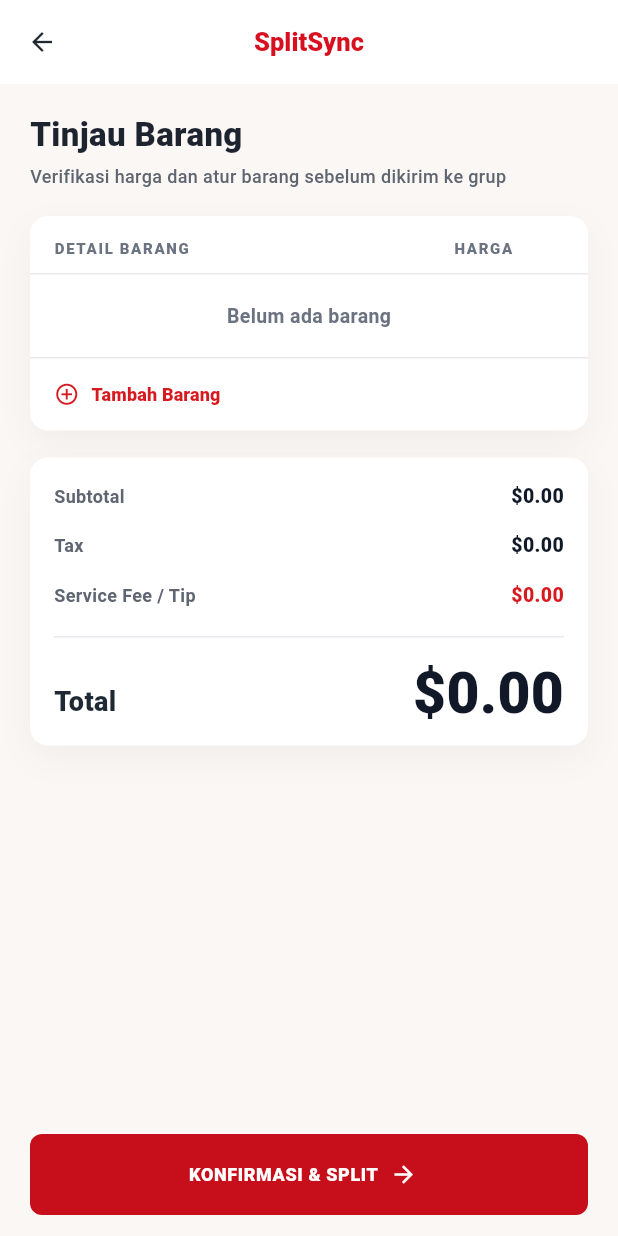
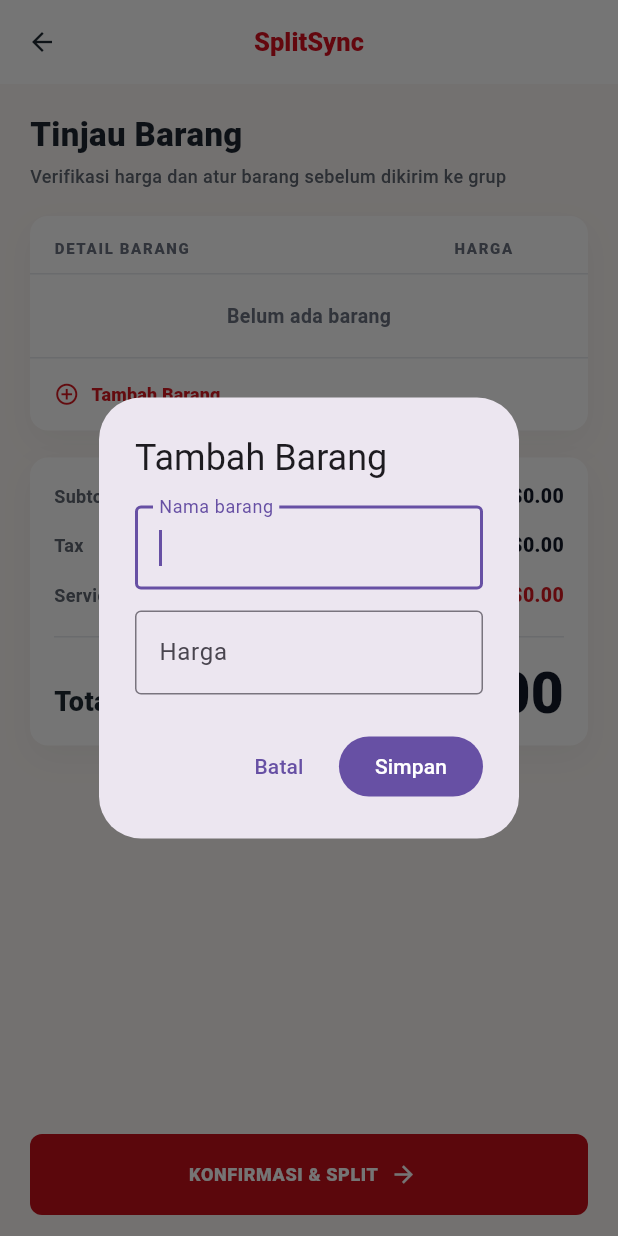
Before and after one commit to Riskidewanti/project_splitsync, a Flutter app: the EditItemsPage screen opened directly with empty values, after a tap on "Tambah Barang", on a phone screen of 412 x 824 dp. Run offline on Flutter 3.47's test engine with Material 3 defaults, Android fonts, the phone set to English and light mode, and no system bars; our stand-ins replace equatable, image_picker, supabase_flutter; missing offline and left inert: google_mlkit_text_recognition; accounts and stored records are empty.

Commit message:
add editable receipt items

```diff
--- a/lib/features/ocr/presentation/pages/edit_items_page.dart
+++ b/lib/features/ocr/presentation/pages/edit_items_page.dart
@@ -12,9 +12,17 @@
   final String name;
   final int quantity;
   final double price;
+
+  ReceiptItem copyWith({String? name, int? quantity, double? price}) {
+    return ReceiptItem(
+      name: name ?? this.name,
+      quantity: quantity ?? this.quantity,
+      price: price ?? this.price,
+    );
+  }
 }
 
-class EditItemsPage extends StatelessWidget {
+class EditItemsPage extends StatefulWidget {
   const EditItemsPage({
     super.key,
     required this.items,
@@ -28,7 +36,145 @@
   final double tax;
   final double serviceFee;
 
+  @override
+  State<EditItemsPage> createState() => _EditItemsPageState();
+}
+
+class _EditItemsPageState extends State<EditItemsPage> {
+  late final List<ReceiptItem> _items = List<ReceiptItem>.from(widget.items);
+
+  double get subtotal {
+    return _items.fold<double>(
+      0,
+      (double total, ReceiptItem item) => total + item.price,
+    );
+  }
+
+  double get tax => widget.tax;
+
+  double get serviceFee => widget.serviceFee;
+
   double get total => subtotal + tax + serviceFee;
+
+  Future<void> _addItem() async {
+    final ReceiptItem? item = await _showItemDialog();
+    if (item == null) {
+      return;
+    }
+
+    setState(() {
+      _items.add(item);
+    });
+  }
+
+  Future<void> _editItem(ReceiptItem item) async {
+    final ReceiptItem? updatedItem = await _showItemDialog(item: item);
+    if (updatedItem == null) {
+      return;
+    }
+
+    setState(() {
+      final int index = _items.indexOf(item);
+      if (index != -1) {
+        _items[index] = updatedItem;
+      }
+    });
+  }
+
+  void _deleteItem(ReceiptItem item) {
+    setState(() {
+      _items.remove(item);
+    });
+  }
+
+  Future<ReceiptItem?> _showItemDialog({ReceiptItem? item}) {
+    final TextEditingController nameController = TextEditingController(
+      text: item?.name ?? '',
+    );
+    final TextEditingController priceController = TextEditingController(
+      text: item == null ? '' : item.price.toStringAsFixed(2),
+    );
+
+    return showDialog<ReceiptItem>(
+      context: context,
+      builder: (BuildContext dialogContext) {
+        return AlertDialog(
+          title: Text(item == null ? 'Tambah Barang' : 'Edit Barang'),
+          content: Column(
+            mainAxisSize: MainAxisSize.min,
+            children: <Widget>[
+              TextField(
+                controller: nameController,
+                autofocus: true,
+                textInputAction: TextInputAction.next,
+                decoration: const InputDecoration(
+                  labelText: 'Nama barang',
+                  border: OutlineInputBorder(),
+                ),
+              ),
+              const SizedBox(height: 14),
+              TextField(
+                controller: priceController,
+                keyboardType: const TextInputType.numberWithOptions(
+                  decimal: true,
+                ),
+                decoration: const InputDecoration(
+                  labelText: 'Harga',
+                  border: OutlineInputBorder(),
+                ),
+              ),
+            ],
+          ),
+          actions: <Widget>[
+            if (item != null)
+              TextButton(
+                onPressed: () {
+                  Navigator.pop(dialogContext);
+                  _deleteItem(item);
+                },
+                child: const Text('Hapus'),
+              ),
+            TextButton(
+              onPressed: () => Navigator.pop(dialogContext),
+              child: const Text('Batal'),
+            ),
+            FilledButton(
+              onPressed: () {
+                final String name = nameController.text.trim();
+                final double? price = double.tryParse(
+                  priceController.text.trim().replaceAll(',', '.'),
+                );
+
+                if (name.isEmpty || price == null || price <= 0) {
+                  ScaffoldMessenger.of(context)
+                    ..hideCurrentSnackBar()
+                    ..showSnackBar(
+                      const SnackBar(
+                        content: Text('Nama dan harga barang wajib valid.'),
+                      ),
+                    );
+                  return;
+                }
+
+                Navigator.pop(
+                  dialogContext,
+                  ReceiptItem(
+                    name: name,
+                    quantity: item?.quantity ?? 1,
+                    price: price,
+                  ),
+                );
+              },
+              child: const Text('Simpan'),
+            ),
+          ],
+        );
+      },
+    ).whenComplete(() {
+      nameController.dispose();
+      priceController.dispose();
+    });
+  }
 
   @override
   Widget build(BuildContext context) {
@@ -83,7 +229,11 @@
                   Expanded(
                     child: ListView(
                       children: <Widget>[
-                        _ItemsCard(items: items),
+                        _ItemsCard(
+                          items: _items,
+                          onAddItem: _addItem,
+                          onEditItem: _editItem,
+                        ),
                         const SizedBox(height: 18),
                         _SummaryCard(
                           subtotal: subtotal,
@@ -111,9 +261,9 @@
                           context,
                           MaterialPageRoute<void>(
                             builder: (BuildContext context) {
-                              return const SplitCalculationPage(
-                                totalAmount: 124.50,
-                                members: <SplitMember>[
+                              return SplitCalculationPage(
+                                totalAmount: total,
+                                members: const <SplitMember>[
                                   SplitMember(
                                     name: 'You',
                                     avatarText: 'Y',
@@ -158,9 +308,15 @@
 }
 
 class _ItemsCard extends StatelessWidget {
-  const _ItemsCard({required this.items});
+  const _ItemsCard({
+    required this.items,
+    required this.onAddItem,
+    required this.onEditItem,
+  });
 
   final List<ReceiptItem> items;
+  final VoidCallback onAddItem;
+  final ValueChanged<ReceiptItem> onEditItem;
 
   @override
   Widget build(BuildContext context) {
@@ -201,7 +357,7 @@
             const _EmptyItemsRow()
           else
             for (final ReceiptItem item in items) ...<Widget>[
-              _ItemRow(item: item),
+              _ItemRow(item: item, onEdit: () => onEditItem(item)),
               if (item != items.last)
                 const Divider(height: 1, color: Color(0xFFE8EAEE)),
             ],
@@ -218,7 +374,7 @@
                 ),
               ),
             ),
-            onPressed: () {},
+            onPressed: onAddItem,
             icon: const Icon(Icons.add_circle_outline, size: 17),
             label: const Text(
               'Tambah Barang',
@@ -232,9 +388,10 @@
 }
 
 class _ItemRow extends StatelessWidget {
-  const _ItemRow({required this.item});
+  const _ItemRow({required this.item, required this.onEdit});
 
   final ReceiptItem item;
+  final VoidCallback onEdit;
 
   @override
   Widget build(BuildContext context) {
@@ -280,7 +437,7 @@
             constraints: const BoxConstraints.tightFor(width: 32, height: 32),
             padding: EdgeInsets.zero,
             visualDensity: VisualDensity.compact,
-            onPressed: () {},
+            onPressed: onEdit,
             icon: const Icon(
               Icons.edit_outlined,
               size: 17,
```
